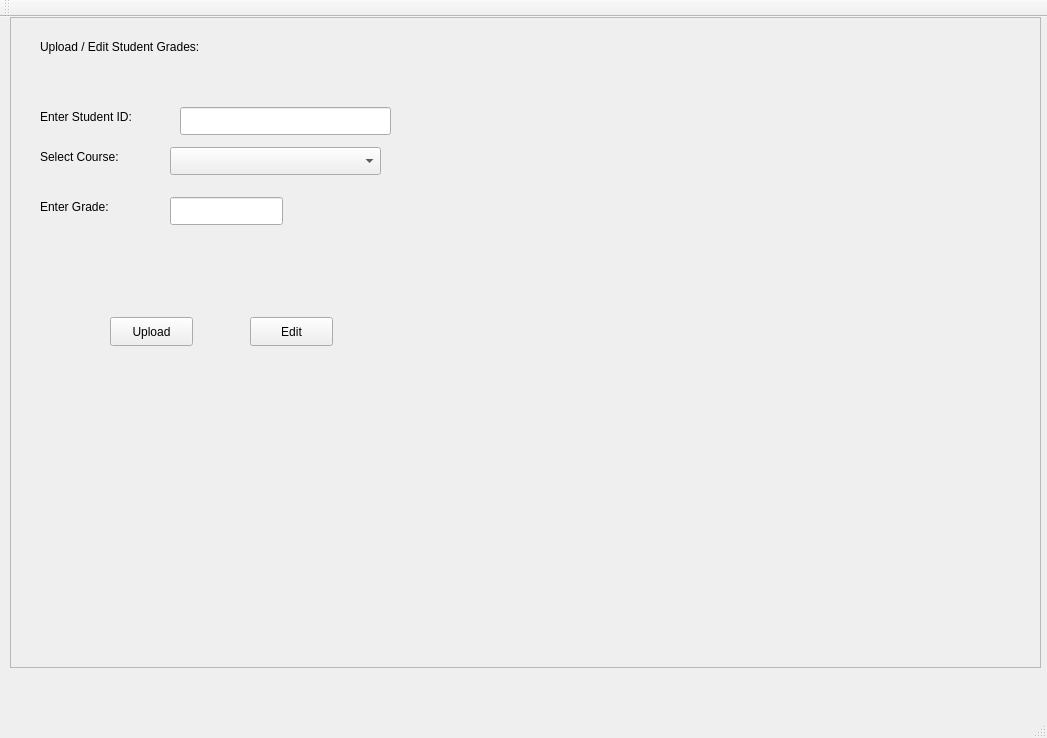
This is QtWidgetsApplication1/UploadEditStudentGradesPage.ui in HassanAhmedMa/CourseRegistrationQTProject as Qt 5 draws it before an edit. The edited form follows.
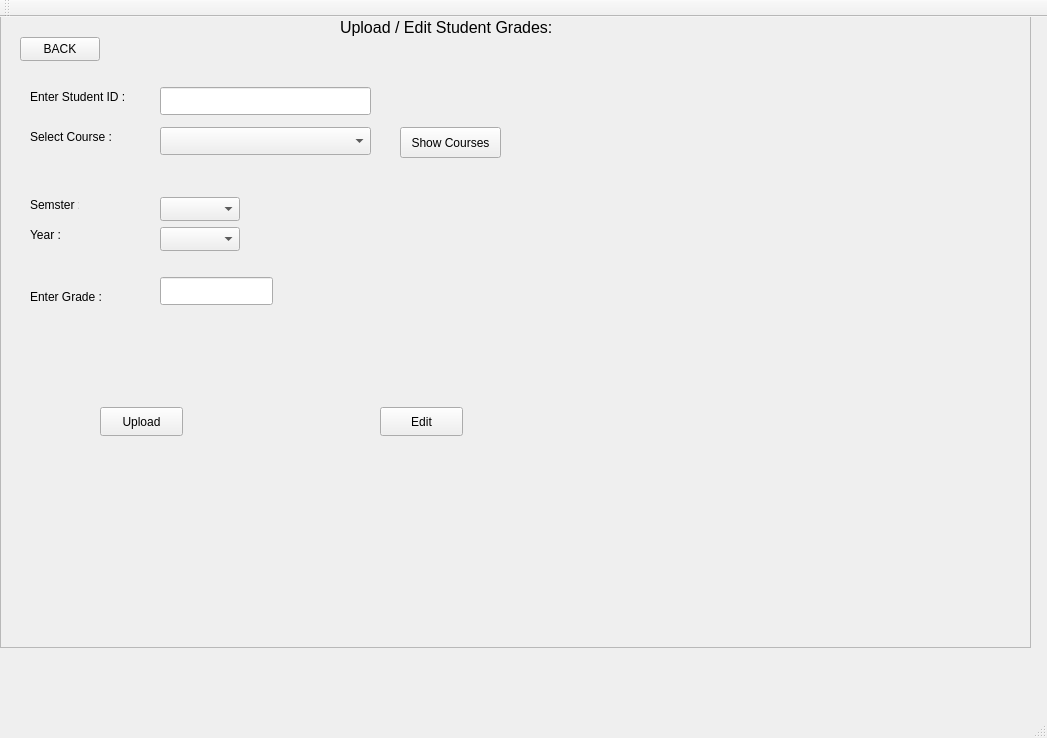
This is the edited form.

The edit to the form file:
```diff
--- a/QtWidgetsApplication1/UploadEditStudentGradesPage.ui
+++ b/QtWidgetsApplication1/UploadEditStudentGradesPage.ui
@@ -17,8 +17,8 @@
    <widget class="QFrame" name="frame">
     <property name="geometry">
      <rect>
-      <x>10</x>
-      <y>0</y>
+      <x>0</x>
+      <y>-20</y>
       <width>1031</width>
       <height>651</height>
      </rect>
@@ -32,12 +32,17 @@
     <widget class="QLabel" name="label">
      <property name="geometry">
       <rect>
-       <x>30</x>
+       <x>340</x>
        <y>20</y>
-       <width>201</width>
+       <width>211</width>
        <height>20</height>
       </rect>
      </property>
+     <property name="font">
+      <font>
+       <pointsize>12</pointsize>
+      </font>
+     </property>
      <property name="text">
       <string>Upload / Edit Student Grades:</string>
      </property>
@@ -45,7 +50,7 @@
     <widget class="QLineEdit" name="lineEdit">
      <property name="geometry">
       <rect>
-       <x>170</x>
+       <x>160</x>
        <y>90</y>
        <width>211</width>
        <height>28</height>
@@ -62,7 +67,7 @@
       </rect>
      </property>
      <property name="text">
-      <string>Enter Student ID: </string>
+      <string>Enter Student ID :  </string>
      </property>
     </widget>
     <widget class="QLabel" name="label_3">
@@ -75,7 +80,7 @@
       </rect>
      </property>
      <property name="text">
-      <string>Select Course:</string>
+      <string>Select Course :</string>
      </property>
     </widget>
     <widget class="QComboBox" name="comboBoxCourse">
@@ -92,20 +97,20 @@
      <property name="geometry">
       <rect>
        <x>30</x>
-       <y>180</y>
+       <y>290</y>
        <width>81</width>
        <height>20</height>
       </rect>
      </property>
      <property name="text">
-      <string>Enter Grade:</string>
+      <string>Enter Grade :</string>
      </property>
     </widget>
     <widget class="QLineEdit" name="lineEdit_2">
      <property name="geometry">
       <rect>
        <x>160</x>
-       <y>180</y>
+       <y>280</y>
        <width>113</width>
        <height>28</height>
       </rect>
@@ -115,7 +120,7 @@
      <property name="geometry">
       <rect>
        <x>100</x>
-       <y>300</y>
+       <y>410</y>
        <width>83</width>
        <height>29</height>
       </rect>
@@ -127,8 +132,8 @@
     <widget class="QPushButton" name="EditStudentGradeBtn">
      <property name="geometry">
       <rect>
-       <x>240</x>
-       <y>300</y>
+       <x>380</x>
+       <y>410</y>
        <width>83</width>
        <height>29</height>
       </rect>
@@ -137,6 +142,78 @@
       <string>Edit</string>
      </property>
     </widget>
+    <widget class="QPushButton" name="showCourses">
+     <property name="geometry">
+      <rect>
+       <x>400</x>
+       <y>130</y>
+       <width>101</width>
+       <height>31</height>
+      </rect>
+     </property>
+     <property name="text">
+      <string>Show Courses</string>
+     </property>
+    </widget>
+    <widget class="QLabel" name="label_5">
+     <property name="geometry">
+      <rect>
+       <x>30</x>
+       <y>200</y>
+       <width>49</width>
+       <height>16</height>
+      </rect>
+     </property>
+     <property name="text">
+      <string>Semster :</string>
+     </property>
+    </widget>
+    <widget class="QLabel" name="label_6">
+     <property name="geometry">
+      <rect>
+       <x>30</x>
+       <y>230</y>
+       <width>49</width>
+       <height>16</height>
+      </rect>
+     </property>
+     <property name="text">
+      <string>Year :</string>
+     </property>
+    </widget>
+    <widget class="QComboBox" name="SemstersComboBox">
+     <property name="geometry">
+      <rect>
+       <x>160</x>
+       <y>200</y>
+       <width>80</width>
+       <height>24</height>
+      </rect>
+     </property>
+    </widget>
+    <widget class="QComboBox" name="yearsComboBox">
+     <property name="geometry">
+      <rect>
+       <x>160</x>
+       <y>230</y>
+       <width>80</width>
+       <height>24</height>
+      </rect>
+     </property>
+    </widget>
+   </widget>
+   <widget class="QPushButton" name="BackPushBtn">
+    <property name="geometry">
+     <rect>
+      <x>20</x>
+      <y>20</y>
+      <width>80</width>
+      <height>24</height>
+     </rect>
+    </property>
+    <property name="text">
+     <string>BACK</string>
+    </property>
    </widget>
   </widget>
   <widget class="QMenuBar" name="menuBar">
```
Left out of the diff: 10 changed lines with no effect on the pictures.
